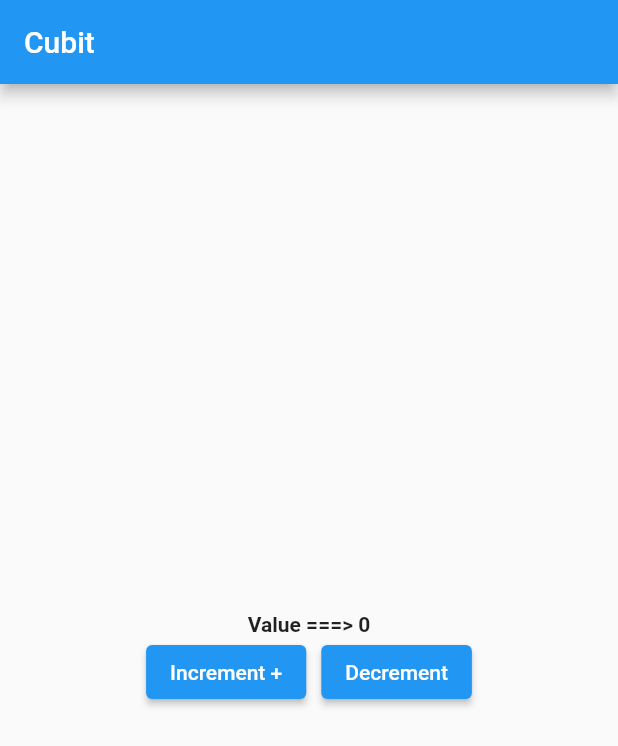
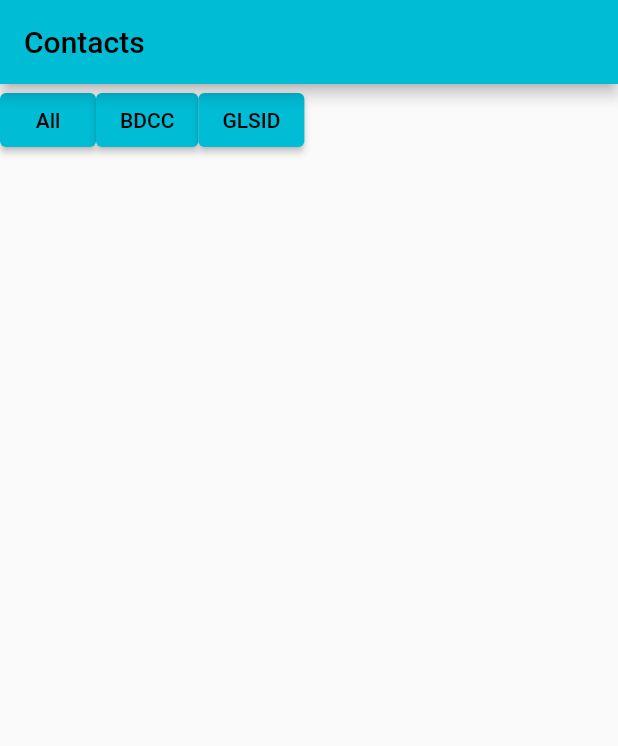
Before and after one commit to laayounimouad/TpFlutterBloc, a Flutter app: the screen it shows after launch, on a phone screen of 412 x 824 dp. Shown: the top 746 px of the screen. Run offline on Flutter 3.47's test engine with Material 2 defaults, Android fonts, the phone set to English and light mode, and no system bars; our stand-ins replace bloc, equatable, flutter_bloc; missing offline and left inert: dart:html.

Commit message:
add contact list

```diff
--- /dev/null
+++ b/lib/bloc/contact/contact_bloc.dart
@@ -0,0 +1,49 @@
+import 'dart:html';
+
+import 'package:flutter_bloc/flutter_bloc.dart';
+import 'package:flutterbloc/bloc/contact/contact_event.dart';
+import 'package:flutterbloc/bloc/contact/contact_state.dart';
+import 'package:flutterbloc/model/contact_model.dart';
+import 'package:flutterbloc/repositories/contact_repository.dart';
+
+class ContactBloc extends Bloc<ContactEvent, ContactState> {
+  ContactRepository contactRepository;
+  ContactBloc(ContactState contactState, this.contactRepository)
+      : super(contactState) {
+    on((event, emit) async {
+      if (event is LoadAllContactsEvent) {
+        emit(ContactState(
+            contacts: [],
+            errorMessage: "error",
+            requestState: RequestState.NONE));
+        List<Contact> contacts = await contactRepository.allContacts();
+        emit(ContactState(
+            contacts: contactRepository.contacts,
+            errorMessage: "error message",
+            requestState: RequestState.Loaded));
+      } else if (event is LoadBDCContactsEvent) {
+        emit(ContactState(
+            contacts: [],
+            errorMessage: "error",
+            requestState: RequestState.NONE));
+        List<Contact> contacts =
+            await contactRepository.contactsByGroup("BDCC");
+        emit(ContactState(
+            contacts: contacts,
+            errorMessage: "error message",
+            requestState: RequestState.Loaded));
+      } else if (event is LoadGLSIDContactsEvent) {
+        emit(ContactState(
+            contacts: [],
+            errorMessage: "error",
+            requestState: RequestState.NONE));
+        List<Contact> contacts =
+            await contactRepository.contactsByGroup("GLSID");
+        emit(ContactState(
+            contacts: contacts,
+            errorMessage: "error message",
+            requestState: RequestState.Loaded));
+      }
+    });
+  }
+}
--- /dev/null
+++ b/lib/bloc/contact/contact_event.dart
@@ -0,0 +1,7 @@
+abstract class ContactEvent {}
+
+class LoadAllContactsEvent extends ContactEvent {}
+
+class LoadBDCContactsEvent extends ContactEvent {}
+
+class LoadGLSIDContactsEvent extends ContactEvent {}
--- /dev/null
+++ b/lib/bloc/contact/contact_state.dart
@@ -0,0 +1,13 @@
+import 'package:flutterbloc/model/contact_model.dart';
+
+enum RequestState { Loaded, Loading, Error, NONE }
+
+class ContactState {
+  List<Contact> contacts;
+  RequestState requestState;
+  String errorMessage;
+  ContactState(
+      {required this.contacts,
+      required this.errorMessage,
+      required this.requestState});
+}
--- a/lib/main.dart
+++ b/lib/main.dart
@@ -1,8 +1,12 @@
 import 'package:flutter/material.dart';
 import 'package:flutter_bloc/flutter_bloc.dart';
+import 'package:flutterbloc/bloc/contact/contact_bloc.dart';
+import 'package:flutterbloc/bloc/contact/contact_state.dart';
 import 'package:flutterbloc/bloc/counter/bloc/counter_bloc.dart';
-import 'package:flutterbloc/bloc/counter_cubit.dart';
+import 'package:flutterbloc/bloc/counter/bloc/counter_cubit.dart';
+import 'package:flutterbloc/ui/contacts_page.dart';
 import 'package:flutterbloc/pages/home_cubit_page.dart';
+import 'package:flutterbloc/repositories/contact_repository.dart';
 
 void main() {
   runApp(const MyApp());
@@ -15,9 +19,21 @@ class MyApp extends StatelessWidget {
   @override
   Widget build(BuildContext context) {
     return MultiBlocProvider(
-      providers: [BlocProvider(create: (context) => CounterBloc())],
+      providers: [
+        BlocProvider(
+            create: (context) => ContactBloc(
+                ContactState(
+                    contacts: [],
+                    errorMessage: "msg err",
+                    requestState: RequestState.Loaded),
+                new ContactRepository()))
+      ],
       child: MaterialApp(
-        home: HomeCubitPage(),
+        theme: ThemeData(primarySwatch: Colors.cyan),
+        routes: {
+          "/contacts": (context) => ContactPage(),
+        },
+        initialRoute: "/contacts",
       ),
     );
   }
--- /dev/null
+++ b/lib/main_incr.dart
@@ -0,0 +1,24 @@
+import 'package:flutter/material.dart';
+import 'package:flutter_bloc/flutter_bloc.dart';
+import 'package:flutterbloc/bloc/counter/bloc/counter_bloc.dart';
+import 'package:flutterbloc/bloc/counter/bloc/counter_cubit.dart';
+import 'package:flutterbloc/pages/home_cubit_page.dart';
+
+void main() {
+  runApp(const MyApp());
+}
+
+class MyApp extends StatelessWidget {
+  const MyApp({Key? key}) : super(key: key);
+
+  // This widget is the root of your application.
+  @override
+  Widget build(BuildContext context) {
+    return MultiBlocProvider(
+      providers: [BlocProvider(create: (context) => CounterBloc())],
+      child: MaterialApp(
+        home: HomeCubitPage(),
+      ),
+    );
+  }
+}
--- /dev/null
+++ b/lib/model/contact_model.dart
@@ -0,0 +1,17 @@
+class Contact {
+  int id;
+  String name;
+  String group;
+  String profile;
+//  String lastMessage;
+//  String lastMessageDate;
+
+  Contact({
+    required this.id,
+    required this.name,
+    required this.group,
+    required this.profile,
+    //    required this.lastMessage,
+    //   required this.lastMessageDate
+  });
+}
--- a/lib/pages/home_cubit_page.dart
+++ b/lib/pages/home_cubit_page.dart
@@ -1,7 +1,7 @@
 import 'package:flutter/material.dart';
 import 'package:flutter_bloc/flutter_bloc.dart';
 import 'package:flutterbloc/bloc/counter/bloc/counter_bloc.dart';
-import 'package:flutterbloc/bloc/counter_cubit.dart';
+import 'package:flutterbloc/bloc/counter/bloc/counter_cubit.dart';
 
 class HomeCubitPage extends StatelessWidget {
   @override
--- /dev/null
+++ b/lib/repositories/contact_repository.dart
@@ -0,0 +1,22 @@
+import 'package:flutterbloc/model/contact_model.dart';
+
+class ContactRepository {
+  List<Contact> contacts = [
+    Contact(id: 1, name: "name1", group: "BDCC", profile: "AH"),
+    Contact(id: 2, name: "name2", group: "GLSID", profile: "AB"),
+    Contact(id: 3, name: "name3", group: "BDCC", profile: "EH"),
+    Contact(id: 4, name: "name4", group: "GLSID", profile: "RT"),
+    Contact(id: 5, name: "name5", group: "BDCC", profile: "AB"),
+  ];
+
+  Future<List<Contact>> allContacts() async {
+    var future = await Future.delayed(Duration(seconds: 1));
+    return contacts;
+  }
+
+  Future<List<Contact>> contactsByGroup(String group) async {
+    var future = await Future.delayed(Duration(seconds: 1));
+    print("$group ;;;");
+    return contacts.where((element) => element.group == group).toList();
+  }
+}
--- /dev/null
+++ b/lib/ui/contacts_page.dart
@@ -0,0 +1,54 @@
+import 'package:flutter/material.dart';
+import 'package:flutter_bloc/flutter_bloc.dart';
+import 'package:flutterbloc/bloc/contact/contact_bloc.dart';
+import 'package:flutterbloc/bloc/contact/contact_event.dart';
+import 'package:flutterbloc/bloc/contact/contact_state.dart';
+
+class ContactPage extends StatelessWidget {
+  const ContactPage({Key? key}) : super(key: key);
+
+  @override
+  Widget build(BuildContext context) {
+    return Scaffold(
+      appBar: AppBar(title: Text("Contacts")),
+      body: Column(
+        children: [
+          Row(
+            children: [
+              ElevatedButton(
+                  onPressed: () {
+                    context.read<ContactBloc>().add(LoadAllContactsEvent());
+                  },
+                  child: Text("All")),
+              ElevatedButton(
+                  onPressed: () {
+                    context.read<ContactBloc>().add(LoadBDCContactsEvent());
+                  },
+                  child: Text("BDCC")),
+              ElevatedButton(
+                  onPressed: () {
+                    context.read<ContactBloc>().add(LoadGLSIDContactsEvent());
+                  },
+                  child: Text("GLSID"))
+            ],
+          ),
+          Expanded(child:
+              BlocBuilder<ContactBloc, ContactState>(builder: (context, state) {
+            if (state.requestState == RequestState.Loading) {
+              return CircularProgressIndicator();
+            } else if (state.requestState == RequestState.Loaded) {
+              return ListView.builder(
+                  itemCount: state.contacts.length,
+                  itemBuilder: (context, index) {
+                    return ListTile(
+                      title: Text(state.contacts[index].name),
+                    );
+                  });
+            } else
+              return CircularProgressIndicator();
+          })),
+        ],
+      ),
+    );
+  }
+}
```
Also changed, not shown: lib/model/message_model.dart (added, +14 -0 lines), lib/bloc/counter/bloc/counter_cubit.dart (renamed from lib/bloc/counter_cubit.dart).
